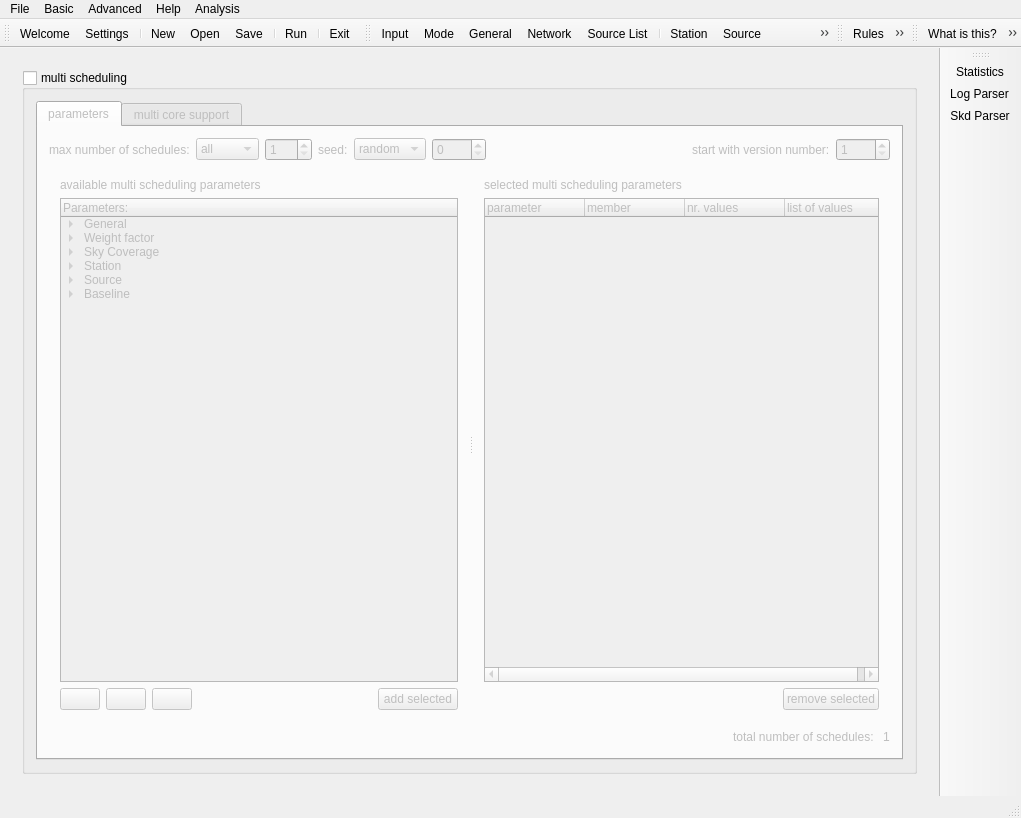
Above: mainwindow.ui from TUW-VieVS/VieSchedpp before the change. Below: the same form after it.
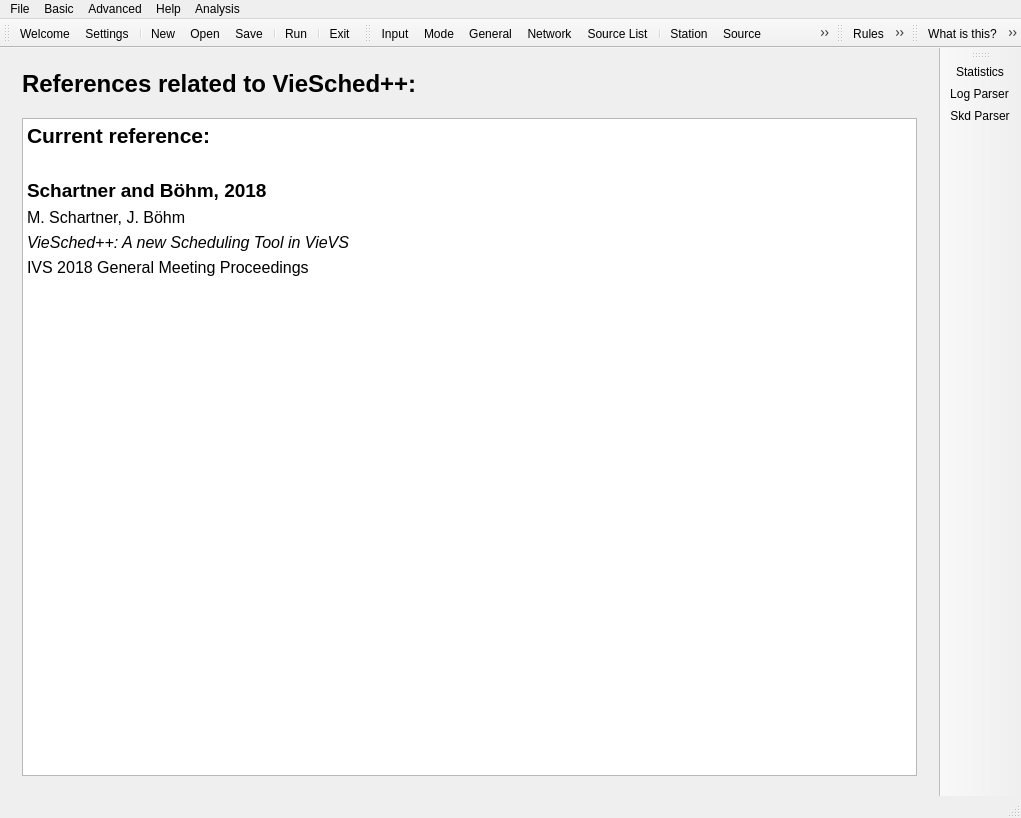
That is the form after the change. The open tabs and pages were chosen to show the change. Icons and pictures are not drawn.

```diff
--- a/mainwindow.ui
+++ b/mainwindow.ui
@@ -7993,13 +7993,6 @@
                    </property>
                   </spacer>
                  </item>
-                 <item>
-                  <widget class="QLabel" name="label_9">
-                   <property name="text">
-                    <string>total number of schedules: </string>
-                   </property>
-                  </widget>
-                 </item>
                  <item>
                   <widget class="QLabel" name="label_multiSchedulingNsched">
                    <property name="text">
@@ -10263,6 +10256,44 @@
         </item>
        </layout>
       </widget>
+      <widget class="QWidget" name="reference">
+       <layout class="QVBoxLayout" name="verticalLayout_73">
+        <property name="spacing">
+         <number>20</number>
+        </property>
+        <property name="bottomMargin">
+         <number>9</number>
+        </property>
+        <item>
+         <widget class="QLabel" name="label">
+          <property name="text">
+           <string>&lt;html&gt;&lt;head/&gt;&lt;body&gt;&lt;p&gt;&lt;span style=&quot; font-size:18pt; font-weight:600;&quot;&gt;References related to VieSched++:&lt;/span&gt;&lt;/p&gt;&lt;/body&gt;&lt;/html&gt;</string>
+          </property>
+         </widget>
+        </item>
+        <item>
+         <widget class="QTextEdit" name="textEdit_2">
+          <property name="readOnly">
+           <bool>true</bool>
+          </property>
+          <property name="html">
+           <string>&lt;!DOCTYPE HTML PUBLIC &quot;-//W3C//DTD HTML 4.0//EN&quot; &quot;http://www.w3.org/TR/REC-html40/strict.dtd&quot;&gt;
+&lt;html&gt;&lt;head&gt;&lt;meta name=&quot;qrichtext&quot; content=&quot;1&quot; /&gt;&lt;style type=&quot;text/css&quot;&gt;
+p, li { white-space: pre-wrap; }
+&lt;/style&gt;&lt;/head&gt;&lt;body style=&quot; font-family:'Ubuntu'; font-size:11pt; font-weight:400; font-style:normal;&quot;&gt;
+&lt;p style=&quot; margin-top:6px; margin-bottom:0px; margin-left:0px; margin-right:0px; -qt-block-indent:0; text-indent:0px;&quot;&gt;&lt;span style=&quot; font-size:16pt; font-weight:600;&quot;&gt;Current reference:&lt;/span&gt;&lt;/p&gt;
+&lt;p style=&quot;-qt-paragraph-type:empty; margin-top:0px; margin-bottom:0px; margin-left:0px; margin-right:0px; -qt-block-indent:0; text-indent:0px; font-size:16pt; font-weight:600;&quot;&gt;&lt;br /&gt;&lt;/p&gt;
+&lt;p style=&quot; margin-top:6px; margin-bottom:0px; margin-left:0px; margin-right:0px; -qt-block-indent:0; text-indent:0px;&quot;&gt;&lt;span style=&quot; font-size:14pt; font-weight:600;&quot;&gt;Schartner and Böhm, 2018&lt;/span&gt;&lt;/p&gt;
+&lt;p style=&quot; margin-top:6px; margin-bottom:0px; margin-left:0px; margin-right:0px; -qt-block-indent:0; text-indent:0px;&quot;&gt;&lt;span style=&quot; font-size:12pt;&quot;&gt;M. Schartner, J. Böhm&lt;/span&gt;&lt;/p&gt;
+&lt;p style=&quot; margin-top:6px; margin-bottom:0px; margin-left:0px; margin-right:0px; -qt-block-indent:0; text-indent:0px;&quot;&gt;&lt;span style=&quot; font-size:12pt; font-style:italic;&quot;&gt;VieSched++: A new Scheduling Tool in VieVS&lt;/span&gt;&lt;/p&gt;
+&lt;p style=&quot; margin-top:6px; margin-bottom:0px; margin-left:0px; margin-right:0px; -qt-block-indent:0; text-indent:0px;&quot;&gt;&lt;span style=&quot; font-size:12pt;&quot;&gt;IVS 2018 General Meeting Proceedings&lt;/span&gt;&lt;/p&gt;
+&lt;p style=&quot;-qt-paragraph-type:empty; margin-top:6px; margin-bottom:0px; margin-left:0px; margin-right:0px; -qt-block-indent:0; text-indent:0px; font-size:12pt;&quot;&gt;&lt;br /&gt;&lt;/p&gt;
+&lt;p style=&quot;-qt-paragraph-type:empty; margin-top:6px; margin-bottom:0px; margin-left:0px; margin-right:0px; -qt-block-indent:0; text-indent:0px;&quot;&gt;&lt;br /&gt;&lt;/p&gt;&lt;/body&gt;&lt;/html&gt;</string>
+          </property>
+         </widget>
+        </item>
+       </layout>
+      </widget>
      </widget>
     </item>
    </layout>
```
Left out of the diff: 8 changed lines with no effect on the pictures.
